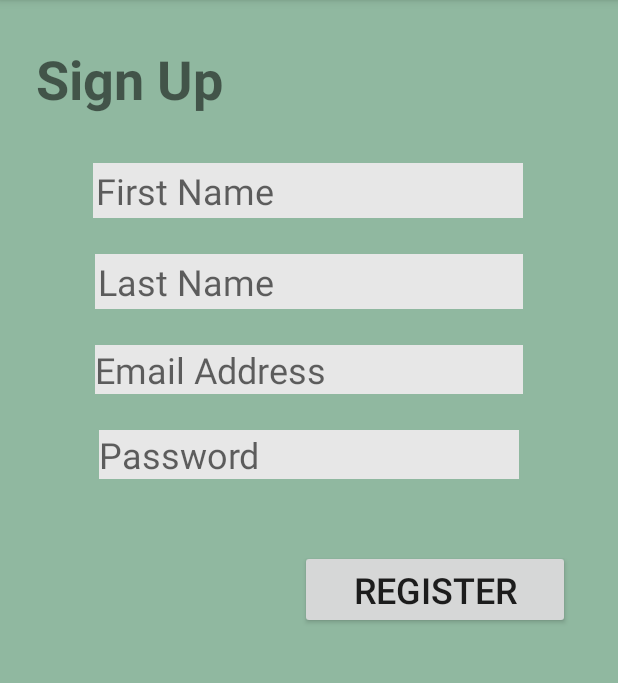
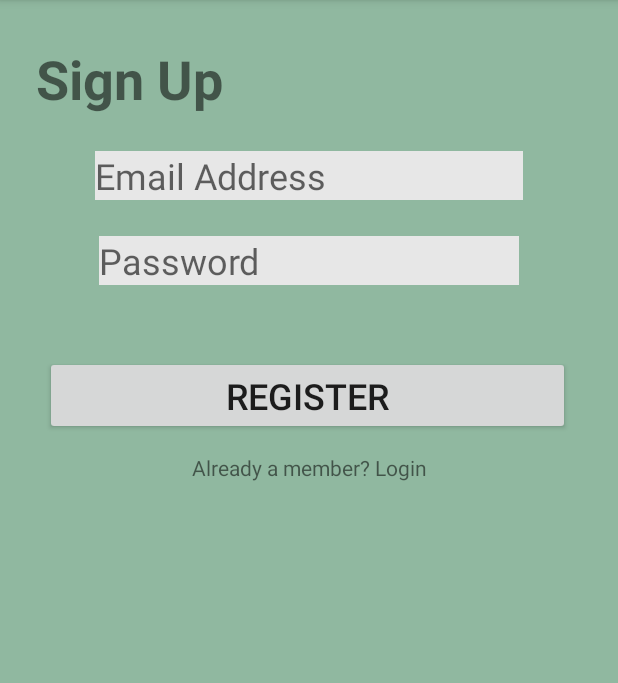
Before and after one commit to ernynursetyawati/4001-HEALTH-HAPPY, an Android app: the Register screen opened directly, with no data from a screen before it, on a phone screen of 412 x 824 dp, the part 84-767 px from its top. Run offline under Robolectric (Android 15) with nearby library versions, the phone set to English and light mode, and no system bars; our stand-ins replace Firebase (no records; nobody signed in at launch, a user with empty details on screens opened directly); Roboto replaces fonts that are not available here.

Commit message:
source code register

```diff
--- a/app/build.gradle
+++ b/app/build.gradle
@@ -1,4 +1,5 @@
 apply plugin: 'com.android.application'
+apply plugin: 'com.google.gms.google-services'
 
 android {
     compileSdkVersion 28
@@ -22,7 +23,12 @@ dependencies {
     implementation fileTree(dir: 'libs', include: ['*.jar'])
     implementation 'com.android.support:appcompat-v7:28.0.0'
     implementation 'com.android.support.constraint:constraint-layout:1.1.3'
+    implementation 'com.google.firebase:firebase-auth:16.1.0'
+    implementation 'com.google.firebase:firebase-database:16.1.0'
     testImplementation 'junit:junit:4.12'
     androidTestImplementation 'com.android.support.test:runner:1.0.2'
     androidTestImplementation 'com.android.support.test.espresso:espresso-core:3.0.2'
+    implementation 'com.google.firebase:firebase-core:16.0.7'
+    implementation 'com.google.android.gms:play-services-auth:16.0.1'
 }
+apply plugin: 'com.google.gms.google-services'
--- a/app/src/main/res/layout/activity_register.xml
+++ b/app/src/main/res/layout/activity_register.xml
@@ -8,7 +8,7 @@
     tools:context=".Register">
 
     <TextView
-        android:id="@+id/textView"
+        android:id="@+id/rgs_title"
         android:layout_width="wrap_content"
         android:layout_height="wrap_content"
         android:layout_marginStart="24dp"
@@ -21,45 +21,7 @@
         app:layout_constraintTop_toTopOf="parent" />
 
     <EditText
-        android:id="@+id/editText"
-        android:layout_width="0dp"
-        android:layout_height="wrap_content"
-        android:layout_marginStart="62dp"
-        android:layout_marginLeft="62dp"
-        android:layout_marginTop="32dp"
-        android:layout_marginEnd="63dp"
-        android:layout_marginRight="63dp"
-        android:background="@color/grey"
-        android:ems="10"
-        android:hint="First Name"
-        android:inputType="textPersonName"
-        android:padding="2dp"
-        android:textSize="24sp"
-        app:layout_constraintEnd_toEndOf="parent"
-        app:layout_constraintStart_toStartOf="parent"
-        app:layout_constraintTop_toBottomOf="@+id/textView" />
-
-    <EditText
-        android:id="@+id/editText2"
-        android:layout_width="0dp"
-        android:layout_height="wrap_content"
-        android:layout_marginStart="63dp"
-        android:layout_marginLeft="63dp"
-        android:layout_marginTop="24dp"
-        android:layout_marginEnd="63dp"
-        android:layout_marginRight="63dp"
-        android:background="@color/grey"
-        android:ems="10"
-        android:hint="Last Name"
-        android:inputType="textPersonName"
-        android:padding="2dp"
-        android:textSize="24sp"
-        app:layout_constraintEnd_toEndOf="parent"
-        app:layout_constraintStart_toStartOf="parent"
-        app:layout_constraintTop_toBottomOf="@+id/editText" />
-
-    <EditText
-        android:id="@+id/editText3"
+        android:id="@+id/rgs_email"
         android:layout_width="0dp"
         android:layout_height="wrap_content"
         android:layout_marginStart="63dp"
@@ -74,10 +36,10 @@
         android:textSize="24sp"
         app:layout_constraintEnd_toEndOf="parent"
         app:layout_constraintStart_toStartOf="parent"
-        app:layout_constraintTop_toBottomOf="@+id/editText2" />
+        app:layout_constraintTop_toBottomOf="@+id/rgs_title" />
 
     <EditText
-        android:id="@+id/password"
+        android:id="@+id/rgs_password"
         android:layout_height="wrap_content"
         android:layout_width="wrap_content"
         android:layout_marginStart="63dp"
@@ -92,22 +54,34 @@
         android:textSize="24sp"
         app:layout_constraintEnd_toEndOf="parent"
         app:layout_constraintStart_toStartOf="parent"
-        app:layout_constraintTop_toBottomOf="@+id/editText3" />
+        app:layout_constraintTop_toBottomOf="@+id/rgs_email" />
 
     <Button
         android:id="@+id/btn_register"
         android:layout_width="0dp"
         android:layout_height="wrap_content"
-        android:layout_marginStart="200dp"
+        android:layout_marginStart="30dp"
         android:layout_marginLeft="200dp"
         android:layout_marginTop="47dp"
         android:layout_marginEnd="32dp"
         android:layout_marginRight="32dp"
-        android:onClick="Register"
         android:text="Register"
         android:textSize="24sp"
         app:layout_constraintEnd_toEndOf="parent"
         app:layout_constraintStart_toStartOf="parent"
-        app:layout_constraintTop_toBottomOf="@+id/password" />
+        app:layout_constraintTop_toBottomOf="@+id/rgs_password" />
+
+    <TextView
+        android:id="@+id/tv_backlogin"
+        android:layout_width="fill_parent"
+        android:layout_height="wrap_content"
+        android:layout_marginBottom="24dp"
+        android:layout_marginTop="12dp"
+        android:textAlignment="center"
+        android:text="Already a member? Login"
+        app:layout_constraintEnd_toEndOf="parent"
+        app:layout_constraintStart_toStartOf="parent"
+        app:layout_constraintTop_toBottomOf="@+id/btn_register"/>
+
 
 </android.support.constraint.ConstraintLayout>
--- a/build.gradle
+++ b/build.gradle
@@ -8,6 +8,7 @@ buildscript {
     }
     dependencies {
         classpath 'com.android.tools.build:gradle:3.3.0'
+        classpath 'com.google.gms:google-services:4.1.0'
 
         // NOTE: Do not place your application dependencies here; they belong
         // in the individual module build.gradle files
```
Also changed, not shown: app/src/main/java/com/example/healthhappy/Register.java (+73 -0 lines), 1 other file.
